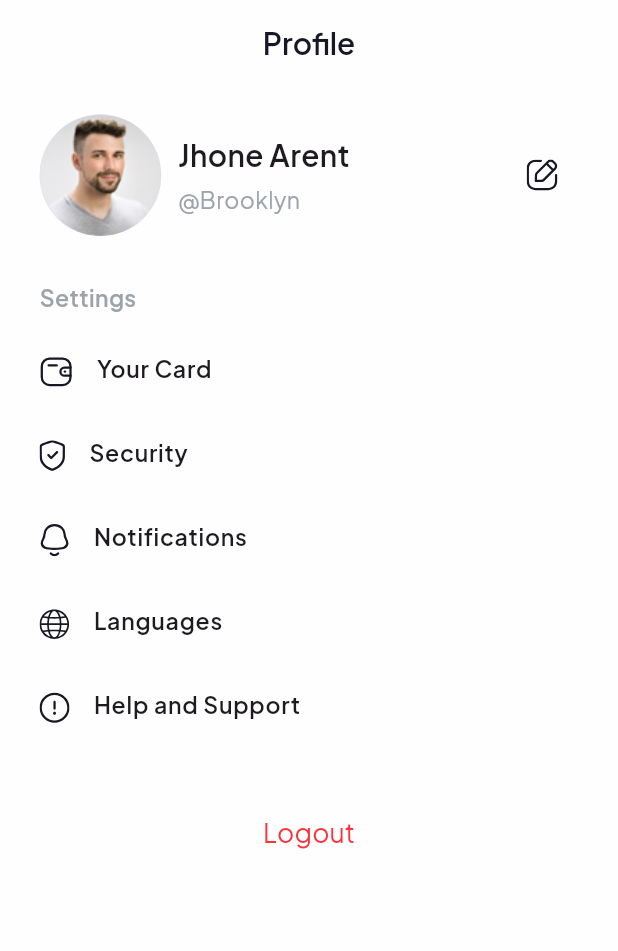
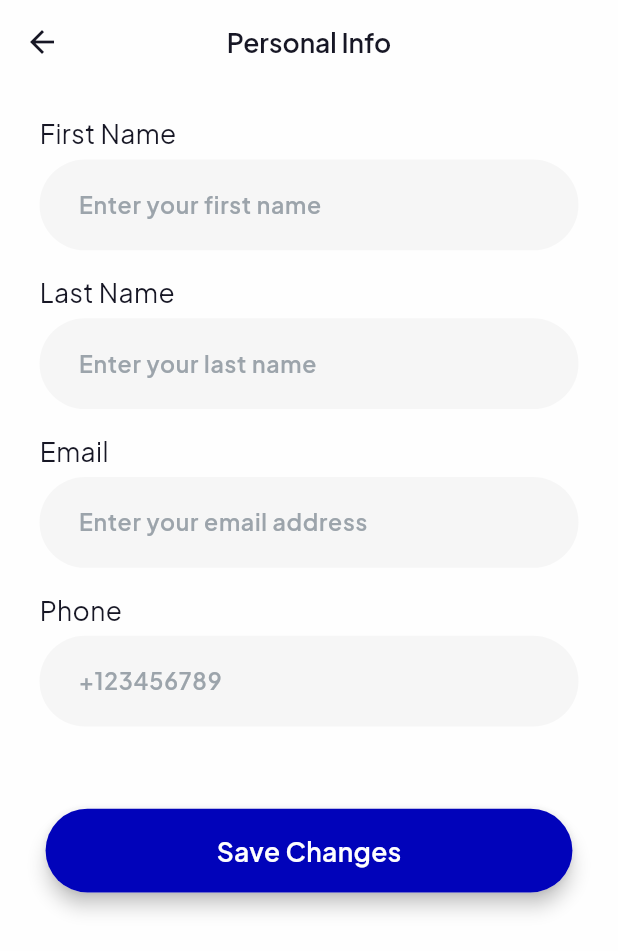
Before and after one commit to YacineHekkas/ShopEase_online_shop_app, a Flutter app: the ProfileView screen opened directly, after a tap on an icon or button, on a phone screen of 412 x 824 dp. Shown: the top 951 px of the screen. Run offline on Flutter 3.47's test engine with Material 3 defaults, Android fonts, the phone set to English and light mode, and no system bars; our stand-ins replace animate_do, dots_indicator, flutter_otp_text_field, flutter_screenutil, flutter_secure_storage, flutter_svg and 4 more; accounts and stored records are empty.

Commit message:
edite profile screen UI

```diff
--- a/lib/view/screens/profil/components/profile_header_card.dart
+++ b/lib/view/screens/profil/components/profile_header_card.dart
@@ -4,6 +4,7 @@ import 'package:flutter_svg/svg.dart';
 import 'package:get/get.dart';
 import 'package:shopease_ecom_app/data/const/constants.dart';
 import 'package:shopease_ecom_app/models/user_model.dart';
+import 'package:shopease_ecom_app/view/screens/profil/edit_profile.dart';
 
 
 class ProfileHeaderCard extends StatelessWidget {
@@ -37,8 +38,9 @@ class ProfileHeaderCard extends StatelessWidget {
         IconButton(
           icon: SvgPicture.asset(AppAssets.kEdit),
           onPressed: () {
-            //TODO :: add edite profile
-            //Get.to<Widget>(()=>const EditProfile());
+            Get.to<Widget>(()=>const EditProfile(),
+            transition: Transition.rightToLeft,
+            duration: const Duration(milliseconds: 300),);
           },
         ),
       ],
--- /dev/null
+++ b/lib/view/screens/profil/edit_profile.dart
@@ -0,0 +1,121 @@
+import 'package:flutter/material.dart';
+import 'package:flutter_screenutil/flutter_screenutil.dart';
+import 'package:get/get.dart';
+import 'package:shopease_ecom_app/data/const/constants.dart';
+import 'package:shopease_ecom_app/view/screens/auth/components/components.dart';
+import 'package:shopease_ecom_app/view/screens/widgets/buttons/primary_button.dart';
+
+class EditProfile extends StatefulWidget {
+  const EditProfile({super.key});
+
+  @override
+  State<EditProfile> createState() => _EditProfileState();
+}
+
+class _EditProfileState extends State<EditProfile> {
+  final GlobalKey<FormState> _formKey = GlobalKey<FormState>();
+  final TextEditingController _firstNameController = TextEditingController();
+  final TextEditingController _lastNameController = TextEditingController();
+  final TextEditingController _emailController = TextEditingController();
+  final TextEditingController _phoneController = TextEditingController();
+  @override
+  Widget build(BuildContext context) {
+    return Scaffold(
+      appBar: AppBar(
+        centerTitle: true,
+        title: Text(
+          'Personal Info',
+          style: AppTypography.kSemiBold16.copyWith(color: AppColors.kGrey100),
+        ),
+
+      ),
+      body: SingleChildScrollView(
+        padding: EdgeInsets.symmetric(horizontal: 24.w, vertical: 20.h),
+        physics: const BouncingScrollPhysics(),
+        child: Form(
+          key: _formKey,
+          child: Column(
+            children: [
+              AuthField(
+                title: 'First Name',
+                hintText: 'Enter your first name',
+                titleColor: AppColors.kGrey100,
+                controller: _firstNameController,
+                validator: (value) {
+                  if (value == null || value.isEmpty) {
+                    return 'Name is required';
+                  } else if (!RegExp(r'^[a-zA-Z ]+$').hasMatch(value)) {
+                    return 'Please enter a valid name';
+                  }
+                  return null;
+                },
+                keyboardType: TextInputType.name,
+                textInputAction: TextInputAction.next,
+              ),
+              SizedBox(height: AppSpacing.fifteenVertical),
+              AuthField(
+                title: 'Last Name',
+                hintText: 'Enter your last name',
+                titleColor: AppColors.kGrey100,
+                controller: _lastNameController,
+                validator: (value) {
+                  if (value == null || value.isEmpty) {
+                    return 'Name is required';
+                  } else if (!RegExp(r'^[a-zA-Z ]+$').hasMatch(value)) {
+                    return 'Please enter a valid name';
+                  }
+                  return null;
+                },
+                keyboardType: TextInputType.name,
+                textInputAction: TextInputAction.next,
+              ),
+              SizedBox(height: AppSpacing.fifteenVertical),
+
+              // Email Field.
+              AuthField(
+                title: 'Email',
+                hintText: 'Enter your email address',
+                titleColor: AppColors.kGrey100,
+                controller: _emailController,
+                validator: (value) {
+                  if (value == null || value.isEmpty) {
+                    return 'Email is required';
+                  } else if (!value.isEmail) {
+                    return 'Invalid email address';
+                  }
+                  return null;
+                },
+                keyboardType: TextInputType.emailAddress,
+                textInputAction: TextInputAction.next,
+              ),
+              SizedBox(height: AppSpacing.fifteenVertical),
+              // Password Field.
+              AuthField(
+                title: 'Phone',
+                hintText: '+123456789',
+                titleColor: AppColors.kGrey100,
+                controller: _phoneController,
+                validator: (value) {
+                  if (value == null || value.isEmpty) {
+                    return 'Phone is required';
+                  }
+                  return null;
+                },
+                keyboardType: TextInputType.number,
+                textInputAction: TextInputAction.done,
+              ),
+              SizedBox(height: AppSpacing.fiftyVertical),
+              PrimaryButton(
+                onTap: () {
+
+                },
+                text: 'Save Changes',
+                borderRadius: 30.r,
+              ),
+            ],
+          ),
+        ),
+      ),
+    );
+  }
+}
--- a/lib/view/screens/profil/profile_view.dart
+++ b/lib/view/screens/profil/profile_view.dart
@@ -13,6 +13,7 @@ import '../../../models/user_model.dart';
 import '../widgets/dialogs/logout_dialog.dart';
 import 'components/profile_header_card.dart';
 import 'help_support_view.dart';
+import 'your_card.dart';
 
 
 class ProfileView extends StatelessWidget {
@@ -51,22 +52,16 @@ class ProfileView extends StatelessWidget {
             delay: 1,
             child: SettingTile(
               onTap: () {
-                // Get.to<Widget>(() => const YourCard());
+                Get.to<Widget>(() => const YourCard(),
+                  transition: Transition.rightToLeft,
+                  duration: const Duration(milliseconds: 300),
+                );
               },
               icon: AppAssets.kWallet,
               title: 'Your Card',
             ),
           ),
-          FadeAnimation(
-            delay: 1,
-            child: SettingTile(
-              onTap: () {
-                // Get.to<Widget>(() => const SecurityView());
-              },
-              icon: AppAssets.kSecurity,
-              title: 'Security',
-            ),
-          ),
+
           FadeAnimation(
             delay: 1,
             child: SettingTile(
```
Also changed, not shown: lib/view/screens/profil/your_card.dart (added, +102 -0 lines).
